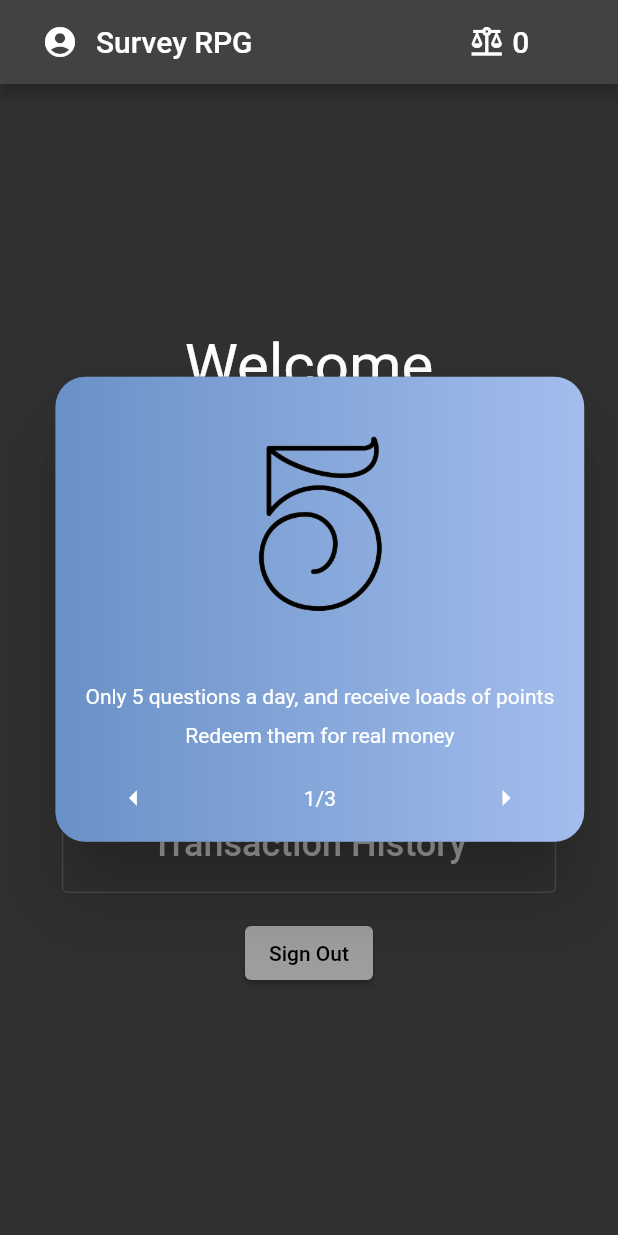
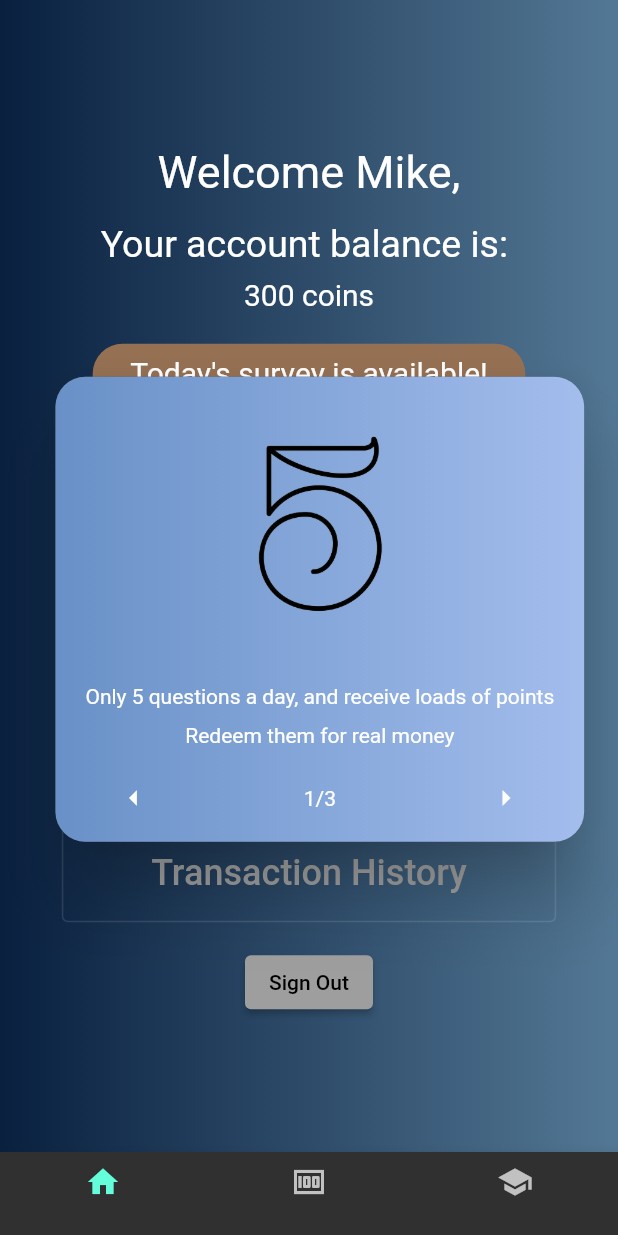
Before and after one commit to Kushalrock/surveymonkey_prototype, a Flutter app: the screen it shows once a user with an empty profile is signed in, on a phone screen of 412 x 824 dp. Run offline on Flutter 3.47's test engine with Material 2 defaults, Android fonts, the light colour scheme and no system bars; our stand-ins replace bloc, cloud_firestore, dots_indicator, email_validator, equatable, firebase_auth and 2 more; missing offline and left inert: flutter_ironsource_x; accounts and stored records are empty.

Commit message:
Main UI prototyping

```diff
--- a/lib/presentation/screens/main_dashboard.dart
+++ b/lib/presentation/screens/main_dashboard.dart
@@ -72,34 +72,7 @@ class _DashboardState extends State<Dashboard> with IronSourceListener {
     // Getting the user from the FirebaseAuth Instance
     final user = FirebaseAuth.instance.currentUser!;
     return Scaffold(
-      appBar: AppBar(
-        title: Row(children: [
-          IconButton(
-            onPressed: () {
-              Navigator.pushNamed(context, '/profile');
-            },
-            icon: const Icon(Icons.account_circle_rounded),
-          ),
-          const Text("Survey RPG"),
-          Row(
-            children: [
-              SizedBox(
-                width: MediaQuery.of(context).size.width * 0.35,
-              ),
-              Row(
-                mainAxisAlignment: MainAxisAlignment.center,
-                children: [
-                  const Icon(Icons.balance),
-                  Padding(
-                    padding: const EdgeInsets.all(5.0),
-                    child: Text("0"),
-                  ),
-                ],
-              ),
-            ],
-          )
-        ]),
-      ),
+      appBar: null,
       body: BlocListener<AuthCubit, AuthState>(
         listener: (context, state) {
           if (state is UnAuthenticated) {
@@ -112,33 +85,112 @@ class _DashboardState extends State<Dashboard> with IronSourceListener {
             );
           }
         },
+        child: Container(
+          decoration: const BoxDecoration(
+            gradient: LinearGradient(
+              colors: [
+                Color.fromARGB(255, 9, 32, 63),
+                Color.fromARGB(255, 83, 120, 149),
+              ],
+              begin: const FractionalOffset(0.0, 0.0),
+              end: const FractionalOffset(1.0, 0.0),
+            ),
+          ),
           child: Center(
             child: SingleChildScrollView(
               child: Column(
                 mainAxisAlignment: MainAxisAlignment.center,
                 children: [
-                const Text(
-                  'Welcome',
-                  style: TextStyle(fontSize: 40),
-                  textAlign: TextAlign.center,
-                ),
-                const SizedBox(height: 16),
-                SizedBox(
-                  child: OutlinedButton(
-                    onPressed: () {
-                      context.read<QuestionCubit>().getQuestionRequested();
-                      Navigator.of(context).pushNamed('/add-data');
-                    },
-                    child: const Text(
-                      'Add Data',
-                      style: TextStyle(
-                        fontSize: 24,
-                      ),
-                      textAlign: TextAlign.center,
+                  Container(
+                    height: 280,
+                    child: Stack(
+                      children: [
+                        Container(
+                          child: Column(
+                            children: const [
+                              Padding(
+                                padding: EdgeInsets.all(8.0),
+                                child: Text(
+                                  "Welcome Mike,",
+                                  style: TextStyle(fontSize: 30),
                                 ),
                               ),
-                  width: MediaQuery.of(context).size.width * 0.8,
-                  height: MediaQuery.of(context).size.height * 0.08,
+                              Padding(
+                                padding: EdgeInsets.all(8.0),
+                                child: Text(
+                                  "Your account balance is: ",
+                                  style: TextStyle(
+                                    fontSize: 25,
+                                  ),
+                                ),
+                              ),
+                              Text(
+                                "300 coins",
+                                style: TextStyle(
+                                  fontSize: 20,
+                                ),
+                              ),
+                            ],
+                          ),
+                          height: 200,
+                        ),
+                        Positioned(
+                          child: Container(
+                            height: 140,
+                            width: MediaQuery.of(context).size.width * 0.7,
+                            child: Center(
+                              child: Column(
+                                children: [
+                                  const Padding(
+                                    padding: const EdgeInsets.all(8.0),
+                                    child: Text(
+                                      "Today's survey is available!",
+                                      style: TextStyle(
+                                        fontSize: 20,
+                                      ),
+                                    ),
+                                  ),
+                                  const Padding(
+                                    padding: const EdgeInsets.all(8.0),
+                                    child: Text(
+                                      "Answer questions",
+                                      style: TextStyle(
+                                        fontSize: 18,
+                                      ),
+                                    ),
+                                  ),
+                                  ElevatedButton(
+                                    onPressed: () {
+                                      context
+                                          .read<QuestionCubit>()
+                                          .getQuestionRequested();
+                                      Navigator.of(context)
+                                          .pushNamed('/add-data');
+                                    },
+                                    child: Text("Take the survey"),
+                                    style: ElevatedButton.styleFrom(
+                                      shape: RoundedRectangleBorder(
+                                        borderRadius: BorderRadius.circular(20),
+                                      ),
+                                      primary: Color.fromARGB(255, 149, 83, 87),
+                                    ),
+                                  ),
+                                ],
+                              ),
+                            ),
+                            decoration: const BoxDecoration(
+                              borderRadius: BorderRadius.all(
+                                Radius.circular(20),
+                              ),
+                              color: Color.fromARGB(255, 149, 112, 83),
+                            ),
+                          ),
+                          bottom: 0,
+                        ),
+                      ],
+                      clipBehavior: Clip.none,
+                      alignment: Alignment.topCenter,
+                    ),
                   ),
                   const SizedBox(height: 16),
                   SizedBox(
@@ -207,6 +259,26 @@ class _DashboardState extends State<Dashboard> with IronSourceListener {
             ),
           ),
         ),
+      ),
+      bottomNavigationBar: BottomNavigationBar(
+        items: const <BottomNavigationBarItem>[
+          BottomNavigationBarItem(
+            icon: Icon(Icons.home),
+            label: "",
+            backgroundColor: Colors.black,
+          ),
+          BottomNavigationBarItem(
+            icon: Icon(Icons.money_outlined),
+            label: "",
+            backgroundColor: Colors.green,
+          ),
+          BottomNavigationBarItem(
+            icon: Icon(Icons.school),
+            backgroundColor: Colors.purple,
+            label: "",
+          ),
+        ],
+      ),
     );
   }
 }
```
Lines whose indentation alone changed are shown as unchanged.
